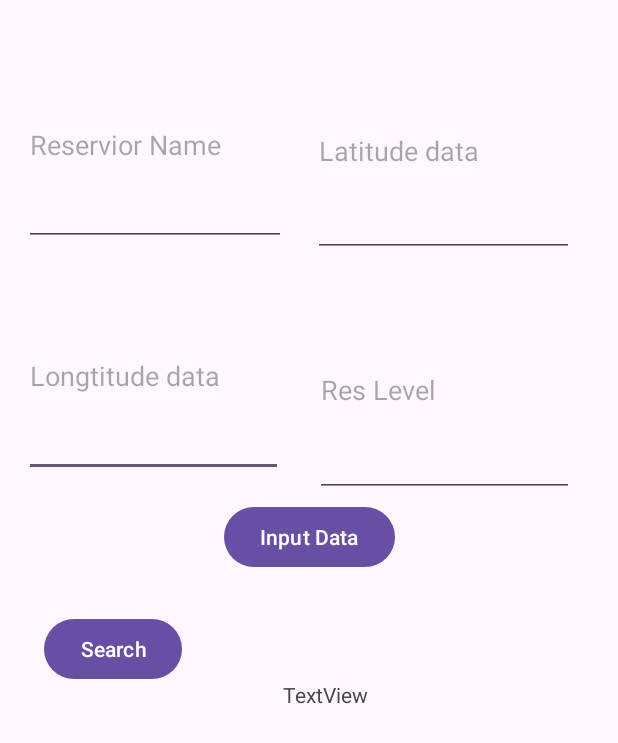
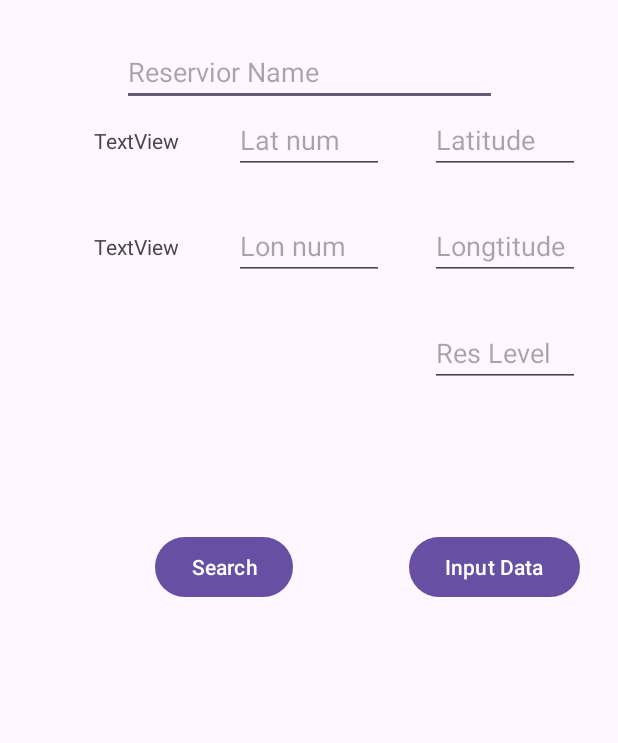
Before and after one commit to Dan-Breslin/PureFlow_Group_Project, an Android app: the screen it shows after launch (Database), on a phone screen of 412 x 824 dp. Shown: the top 743 px of the screen. Run offline under Robolectric (Android 15) with nearby library versions, the phone set to English and light mode, and no system bars; our stand-ins replace Firebase (no records; nobody signed in at launch, a user with empty details on screens opened directly).

Commit message:
Working Database and distance finder & Full links

```diff
--- a/app/src/main/java/com/example/pureflow_group_project/Database.java
+++ b/app/src/main/java/com/example/pureflow_group_project/Database.java
@@ -6,6 +6,7 @@ import androidx.appcompat.app.AppCompatActivity;
 
 import android.annotation.SuppressLint;
 import android.content.Intent;
+import android.location.Location;
 import android.os.Bundle;
 import android.view.View;
 import android.widget.ArrayAdapter;
@@ -26,10 +27,12 @@ import java.util.ArrayList;
 import java.util.List;
 
 public class Database extends AppCompatActivity {
-    EditText name_Input, lat_Input, lon_Input, lvl_Input;
-    TextView test2, res_No;
+    EditText name_Input, lat_Input, lon_Input, lvl_Input, inpLat, inpLon;
+    TextView test2, test;
     Button add, search;
     ListView myListView;
+
+    double distance1 = 0, distance2=0;
 
     DatabaseReference resdbRef;
     List<Reservoirs> reservoirsList;
@@ -53,6 +56,9 @@ public class Database extends AppCompatActivity {
         lon_Input = (EditText) findViewById(R.id.eText_Long);
         lvl_Input = (EditText) findViewById(R.id.eText_Levels);
         test2 = (TextView) findViewById(R.id.test2);
+        test = (TextView) findViewById(R.id.test);
+        inpLat = (EditText) findViewById(R.id.testInpLat);
+        inpLon = (EditText) findViewById(R.id.testInpLon);
 
         // Buttons
         add = (Button) findViewById(R.id.btn_InputRes);
@@ -83,9 +89,32 @@ public class Database extends AppCompatActivity {
             @Override
             public void onClick(View view) {
 
-                // Find instance of Reservoirs with ID and display its level
-                test2.setText(String.valueOf(reservoirsList.get(1).getLvl()));
+                Location firstLocation = new Location("");
+                Location secondLocation = new Location("");
+
+                firstLocation.setLatitude(Double.parseDouble(inpLat.getText().toString()));
+                firstLocation.setLongitude(Double.parseDouble(inpLon.getText().toString()));
+
+
+                for (int i = 0; i < reservoirsList.size(); i++) {
+
+                    secondLocation.setLatitude(reservoirsList.get(i).getLat());
+                    secondLocation.setLongitude(reservoirsList.get(i).getLon());
+                    if(distance1 == 0 && distance2 == 0){
+                        distance1 = firstLocation.distanceTo(secondLocation);
+                        distance2 = firstLocation.distanceTo(secondLocation);
+                    }
+                    else {
+                        if (firstLocation.distanceTo(secondLocation) < distance1) {
+                            distance2 = distance1;
+                            distance1 = firstLocation.distanceTo(secondLocation);
+                        } else if (firstLocation.distanceTo(secondLocation) < distance2) {
+                            distance2 = firstLocation.distanceTo(secondLocation);
+                        }
+                    }
+                }
             }
+
         });
 
     }
@@ -109,4 +138,17 @@ public class Database extends AppCompatActivity {
 
     }
 
+    private void testLocation() {
+
+        Location firstLocation = new Location("");
+        firstLocation.setLatitude(Double.parseDouble(inpLat.getText().toString()));
+        firstLocation.setLongitude(Double.parseDouble(inpLon.getText().toString()));
+
+        Location secondLocation = new Location("");
+        secondLocation.setLatitude(reservoirsList.get(1).getLat());
+        secondLocation.setLongitude(reservoirsList.get(1).getLon());
+
+        double temp = firstLocation.distanceTo(secondLocation);
+    }
+
 }
--- a/app/src/main/res/layout/activity_database.xml
+++ b/app/src/main/res/layout/activity_database.xml
@@ -4,117 +4,121 @@
     xmlns:tools="http://schemas.android.com/tools"
     android:layout_width="match_parent"
     android:layout_height="match_parent"
+    android:padding="25dp"
     tools:context=".Database">
 
+    <EditText
+        android:id="@+id/eText_ResName"
+        style="@style/Widget.AppCompat.Light.AutoCompleteTextView"
+        android:layout_width="250dp"
+        android:layout_height="wrap_content"
+        android:hint="Reservior Name"
+        android:inputType="text"
+        app:layout_constraintStart_toStartOf="parent"
+        app:layout_constraintEnd_toEndOf="parent"
+        app:layout_constraintTop_toTopOf="parent" />
+
+    <EditText
+        android:id="@+id/eText_Lat"
+        android:layout_width="100dp"
+        android:layout_height="wrap_content"
+        android:hint="Latitude"
+        android:inputType="numberSigned|numberDecimal"
+        app:layout_constraintEnd_toEndOf="parent"
+        app:layout_constraintTop_toBottomOf="@+id/eText_ResName" />
+
+    <EditText
+        android:id="@+id/eText_Long"
+        android:layout_width="100dp"
+        android:layout_height="wrap_content"
+        android:hint="Longtitude"
+        android:inputType="numberSigned|numberDecimal"
+        app:layout_constraintEnd_toEndOf="parent"
+        app:layout_constraintTop_toBottomOf="@+id/eText_Lat"
+        app:layout_constraintBottom_toTopOf="@+id/eText_Levels"/>
+
+    <EditText
+        android:id="@+id/eText_Levels"
+        android:layout_width="100dp"
+        android:layout_height="wrap_content"
+        android:hint="Res Level"
+        android:inputType="number"
+        app:layout_constraintEnd_toEndOf="parent"
+        app:layout_constraintTop_toBottomOf="@+id/eText_Lat"
+        app:layout_constraintBottom_toTopOf="@+id/btn_InputRes"
+        />
 
     <Button
         android:id="@+id/btn_InputRes"
         style="@style/FirebaseUI.Button"
         android:layout_width="wrap_content"
         android:layout_height="wrap_content"
-        android:layout_marginBottom="71dp"
         android:text="Input Data"
-        app:layout_constraintBottom_toTopOf="@+id/test2"
         app:layout_constraintEnd_toEndOf="parent"
-        app:layout_constraintStart_toStartOf="parent"
-        app:layout_constraintTop_toBottomOf="@+id/eText_Long" />
+        app:layout_constraintTop_toBottomOf="@+id/eText_Levels"
+        app:layout_constraintBottom_toTopOf="@+id/listView1"
+        />
 
-    <EditText
-        android:id="@+id/eText_Long"
-        android:layout_width="0dp"
-        android:layout_height="0dp"
-        android:layout_marginStart="16dp"
-        android:layout_marginEnd="21dp"
-        android:layout_marginBottom="16dp"
-        android:ems="10"
-        android:hint="Longtitude data"
-        android:inputType="numberDecimal"
-        app:layout_constraintBottom_toTopOf="@+id/btn_InputRes"
-        app:layout_constraintEnd_toStartOf="@+id/eText_Levels"
-        app:layout_constraintStart_toStartOf="parent"
-        app:layout_constraintTop_toBottomOf="@+id/eText_ResName" />
-
-    <EditText
-        android:id="@+id/eText_Lat"
-        android:layout_width="0dp"
-        android:layout_height="0dp"
-        android:layout_marginTop="30dp"
-        android:layout_marginEnd="29dp"
-        android:layout_marginBottom="18dp"
-        android:ems="10"
-        android:hint="Latitude data"
-        android:inputType="number"
-        app:layout_constraintBaseline_toBottomOf="parent"
-        app:layout_constraintBottom_toTopOf="@+id/eText_Levels"
-        app:layout_constraintEnd_toEndOf="parent"
-        app:layout_constraintStart_toEndOf="@+id/eText_ResName"
-        app:layout_constraintTop_toTopOf="parent" />
-
-    <EditText
-        android:id="@+id/eText_ResName"
-        android:layout_width="0dp"
-        android:layout_height="0dp"
-        android:layout_marginStart="16dp"
-        android:layout_marginTop="30dp"
-        android:layout_marginEnd="18dp"
-        android:layout_marginBottom="20dp"
-        android:ems="10"
-        android:hint="Reservior Name"
-        android:inputType="text"
-        app:layout_constraintBottom_toTopOf="@+id/eText_Long"
-        app:layout_constraintEnd_toStartOf="@+id/eText_Lat"
-        app:layout_constraintStart_toStartOf="parent"
-        app:layout_constraintTop_toTopOf="parent" />
-
-    <EditText
-        android:id="@+id/eText_Levels"
-        android:layout_width="0dp"
-        android:layout_height="0dp"
-        android:layout_marginEnd="29dp"
-        android:layout_marginBottom="221dp"
-        android:ems="10"
-        android:hint="Res Level"
-        android:inputType="number"
-        app:layout_constraintBottom_toTopOf="@+id/listView1"
-        app:layout_constraintEnd_toEndOf="parent"
-        app:layout_constraintStart_toEndOf="@+id/eText_Long"
-        app:layout_constraintTop_toBottomOf="@+id/eText_Lat" />
 
     <Button
         android:id="@+id/btn_Search"
         style="@style/FirebaseUI.Button"
         android:layout_width="wrap_content"
         android:layout_height="wrap_content"
-        android:layout_marginStart="26dp"
-        android:layout_marginEnd="64dp"
-        android:layout_marginBottom="96dp"
         android:text="Search"
-        app:layout_constraintBottom_toTopOf="@+id/listView1"
-        app:layout_constraintEnd_toStartOf="@+id/test2"
-        app:layout_constraintStart_toStartOf="parent" />
+        app:layout_constraintStart_toStartOf="parent"
+        app:layout_constraintEnd_toStartOf="@id/btn_InputRes"
+        app:layout_constraintTop_toBottomOf="@+id/eText_Levels"
+        app:layout_constraintBottom_toTopOf="@+id/listView1" />
 
     <TextView
         android:id="@+id/test2"
-        android:layout_width="184dp"
-        android:layout_height="42dp"
-        android:layout_marginEnd="36dp"
-        android:layout_marginBottom="57dp"
+        android:layout_width="wrap_content"
+        android:layout_height="wrap_content"
         android:text="TextView"
-        app:layout_constraintBottom_toTopOf="@+id/listView1"
-        app:layout_constraintEnd_toEndOf="parent"
-        app:layout_constraintStart_toEndOf="@+id/btn_Search"
-        app:layout_constraintTop_toBottomOf="@+id/btn_InputRes" />
+        android:textAlignment="center"
+        app:layout_constraintStart_toStartOf="parent"
+        app:layout_constraintEnd_toStartOf="@+id/testInpLat"
+        app:layout_constraintTop_toTopOf="@+id/testInpLat"
+        app:layout_constraintBottom_toBottomOf="@+id/testInpLat" />
+
+
+    <TextView
+        android:id="@+id/test"
+        android:layout_width="wrap_content"
+        android:layout_height="wrap_content"
+        android:text="TextView"
+        android:textAlignment="center"
+        app:layout_constraintStart_toStartOf="parent"
+        app:layout_constraintEnd_toStartOf="@+id/testInpLon"
+        app:layout_constraintTop_toTopOf="@+id/testInpLon"
+        app:layout_constraintBottom_toBottomOf="@+id/testInpLon"/>
+
+    <EditText
+        android:id="@+id/testInpLat"
+        android:layout_width="100dp"
+        android:layout_height="wrap_content"
+        android:inputType="numberSigned|numberDecimal"
+        android:hint="Lat num"
+        app:layout_constraintStart_toStartOf="parent"
+        app:layout_constraintEnd_toEndOf="@+id/eText_Lat"
+        app:layout_constraintTop_toTopOf="@+id/eText_Lat"/>
+
+    <EditText
+        android:id="@+id/testInpLon"
+        android:layout_width="100dp"
+        android:layout_height="wrap_content"
+        android:inputType="numberSigned|numberDecimal"
+        android:hint="Lon num"
+        app:layout_constraintStart_toStartOf="parent"
+        app:layout_constraintEnd_toEndOf="@+id/eText_Long"
+        app:layout_constraintTop_toTopOf="@+id/eText_Long" />
 
     <ListView
         android:id="@+id/listView1"
-        android:layout_width="0dp"
-        android:layout_height="0dp"
-        android:layout_marginStart="25dp"
-        android:layout_marginEnd="25dp"
-        android:layout_marginBottom="130dp"
-        app:layout_constraintBottom_toBottomOf="parent"
-        app:layout_constraintEnd_toEndOf="parent"
+        android:layout_width="wrap_content"
+        android:layout_height="300dp"
         app:layout_constraintStart_toStartOf="parent"
-        app:layout_constraintTop_toBottomOf="@+id/eText_Levels" />
+        app:layout_constraintBottom_toBottomOf="parent" />
 
 </androidx.constraintlayout.widget.ConstraintLayout>
```
Also changed, not shown: app/src/main/java/com/example/pureflow_group_project/MainActivity.java (+0 -39 lines).
